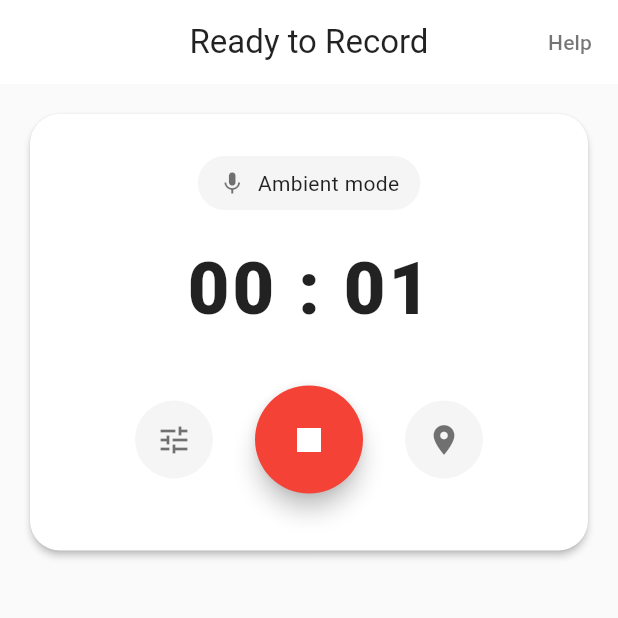
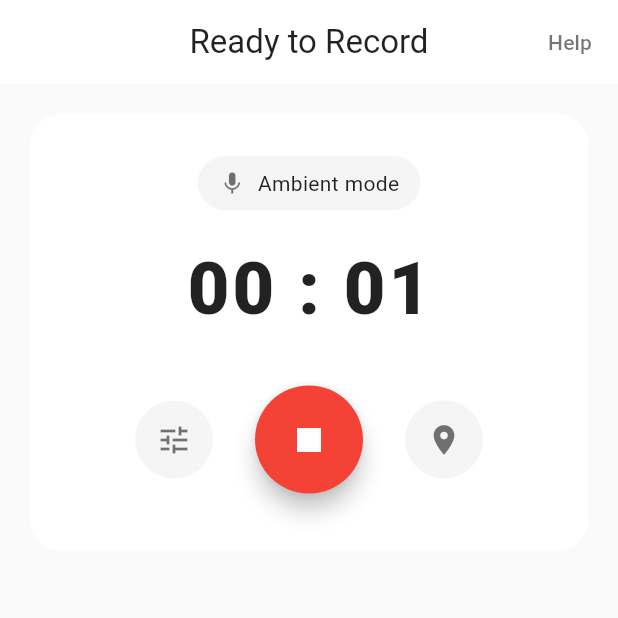
Before and after one commit to project-soundscape/soundscape-ai, a Flutter app: the screen it shows after launch, after a tap on the "mic" icon, on a phone screen of 412 x 824 dp, the top half of it. Run offline on Flutter 3.47's test engine with Material 3 defaults, Android fonts, the light colour scheme and no system bars; our stand-ins replace get, permission_handler; missing offline and left inert: flutter_sound; statements that could not run were skipped.

Commit message:
feat: enforce minimum recording duration and adjust UI elevation

```diff
--- a/lib/app/modules/home/controllers/home_controller.dart
+++ b/lib/app/modules/home/controllers/home_controller.dart
@@ -7,7 +7,7 @@ class HomeController extends GetxController {
   RxBool isPlaying = false.obs;
   RxBool isPaused = false.obs;
   RxBool isRecording = false.obs;
-  Duration totalDuration =  Duration.zero;
+  Duration totalDuration = Duration.zero;
   Rx<Duration> globalDuration = Duration.zero.obs;
   String recordedFilePath = '';
   RxBool isCompletedRecording = false.obs;
@@ -34,6 +34,10 @@ class HomeController extends GetxController {
   Future<void> toggleRecording() async {
     // Logic to start or stop recording
     if (isRecording.value) {
+      if (globalDuration.value.inSeconds < 3) {
+        // Minimum recording duration not met
+        return;
+      }
       _stopRecording();
     } else {
       bool granted = await requestPermission(Permission.microphone);
@@ -51,7 +55,7 @@ class HomeController extends GetxController {
     isRecording.value = true;
     globalDuration.value = Duration.zero;
 
-    // Start the recording processR
+    // Start the recording process
     Future.microtask(() async {
       final recorder = FlutterSoundRecorder();
       try {
@@ -64,13 +68,29 @@ class HomeController extends GetxController {
           toFile: recordedFilePath,
         );
 
-        while (isRecording.value) {
+        const int minSeconds = 3; // Minimum recording duration
+        const int maxSeconds = 15; // Auto-stop after 15 seconds
+        bool stopRequested = false;
+
+        while (true) {
           await Future.delayed(const Duration(seconds: 1));
-          if (!isRecording.value) break;
-          globalDuration.value = DateTime.now().difference(start);
-          if (DateTime.now().difference(start).inSeconds >= 15) {
-            // Auto-stop after 15 seconds
+
+          final elapsed = DateTime.now().difference(start);
+          globalDuration.value = elapsed;
+
+          // Capture manual stop request
+          if (!stopRequested && !isRecording.value) {
+            stopRequested = true;
+          }
+
+          // Auto-stop at max duration
+          if (elapsed.inSeconds >= maxSeconds) {
             _stopRecording();
+            break;
+          }
+
+          // Honor stop only after minimum duration
+          if (stopRequested && elapsed.inSeconds >= minSeconds) {
             break;
           }
         }
@@ -134,6 +154,7 @@ class HomeController extends GetxController {
     isPlaying.value = false;
     isPaused.value = false;
     isRecording.value = false;
+    player.closePlayer();
     globalDuration.value = Duration.zero;
     recordedFilePath = '';
     isCompletedRecording.value = false;
--- a/lib/app/modules/home/views/home_view.dart
+++ b/lib/app/modules/home/views/home_view.dart
@@ -30,7 +30,7 @@ class HomeView extends GetView<HomeController> {
             Padding(
               padding: const EdgeInsets.symmetric(horizontal: 16),
               child: Card(
-                elevation: 2,
+                elevation: 0,
                 shape: RoundedRectangleBorder(
                   borderRadius: BorderRadius.circular(20),
                 ),
@@ -168,7 +168,9 @@ class HomeView extends GetView<HomeController> {
                                 backgroundColor: Colors.grey[100],
                                 child: IconButton(
                                   onPressed: () {
-                                    controller.isCompletedRecording.value ? controller.reset() : null;
+                                    controller.isCompletedRecording.value
+                                        ? controller.reset()
+                                        : null;
                                   },
                                   icon: Icon(
                                     controller.isCompletedRecording.value
```
